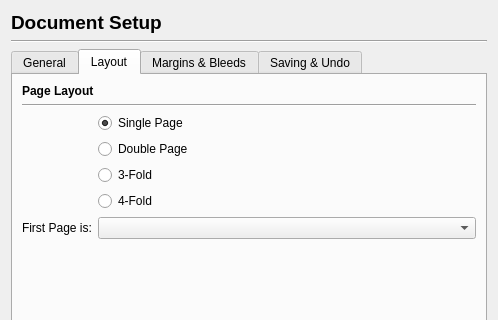
HOST-Oman/scribus, file scribus/ui/prefs_documentsetupbase.ui: the form before one commit; both pictures show x 0 to 498 and y 0 to 320 of the 498 by 650 pixel window.
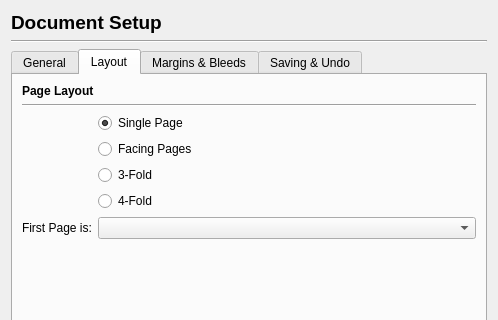
The form after the commit. The open tabs and pages were chosen to show the change. Custom widgets are drawn as their Qt base class.

Commit message: #12573: Double Side/Double Page renamed to Facing Pages <FirasH> + variable renames

Patch:
```diff
--- a/scribus/ui/prefs_documentsetupbase.ui
+++ b/scribus/ui/prefs_documentsetupbase.ui
@@ -271,7 +271,7 @@
          <item row="1" column="1">
           <widget class="QRadioButton" name="doublePageRadioButton">
            <property name="text">
-            <string>Double Page</string>
+            <string>Facing Pages</string>
            </property>
            <attribute name="buttonGroup">
             <string notr="true">pageLayoutButtonGroup</string>
```
Left out of the diff: 4 changed lines with no effect on the pictures. The commit also changes 11 other files.
